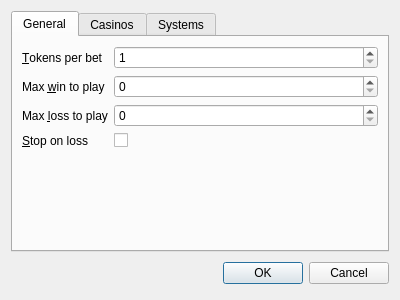
martin-kudlicka/roulette-bot, file source/settingsdialog.ui: the form before one commit.
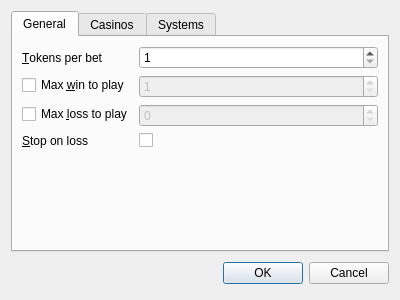
The form after the commit.

Commit message: + enable/disable max win/loss to play * minimum win to play set to 1

The edit to the form file:
```diff
--- a/source/settingsdialog.ui
+++ b/source/settingsdialog.ui
@@ -44,18 +44,12 @@
          </property>
         </widget>
        </item>
-       <item row="2" column="0">
-        <widget class="QLabel" name="label_2">
-         <property name="text">
-          <string>Max &amp;loss to play</string>
-         </property>
-         <property name="buddy">
-          <cstring>qsbMaxLossToPlay</cstring>
-         </property>
-        </widget>
-       </item>
        <item row="2" column="1">
-        <widget class="QSpinBox" name="qsbMaxLossToPlay"/>
+        <widget class="QSpinBox" name="qsbMaxLossToPlay">
+         <property name="enabled">
+          <bool>false</bool>
+         </property>
+        </widget>
        </item>
        <item row="3" column="0">
         <widget class="QLabel" name="label_3">
@@ -74,18 +68,29 @@
          </property>
         </widget>
        </item>
+       <item row="1" column="1">
+        <widget class="QSpinBox" name="qsbMaxWinToPlay">
+         <property name="enabled">
+          <bool>false</bool>
+         </property>
+         <property name="minimum">
+          <number>1</number>
+         </property>
+        </widget>
+       </item>
        <item row="1" column="0">
-        <widget class="QLabel" name="label_4">
+        <widget class="QCheckBox" name="qcbMaxWinToPlay">
          <property name="text">
           <string>Max &amp;win to play</string>
          </property>
-         <property name="buddy">
-          <cstring>qsbMaxWinToPlay</cstring>
-         </property>
         </widget>
        </item>
-       <item row="1" column="1">
-        <widget class="QSpinBox" name="qsbMaxWinToPlay"/>
+       <item row="2" column="0">
+        <widget class="QCheckBox" name="qcbMaxLossToPlay">
+         <property name="text">
+          <string>Max &amp;loss to play</string>
+         </property>
+        </widget>
        </item>
       </layout>
      </widget>
```
The commit also changes 5 other files.
